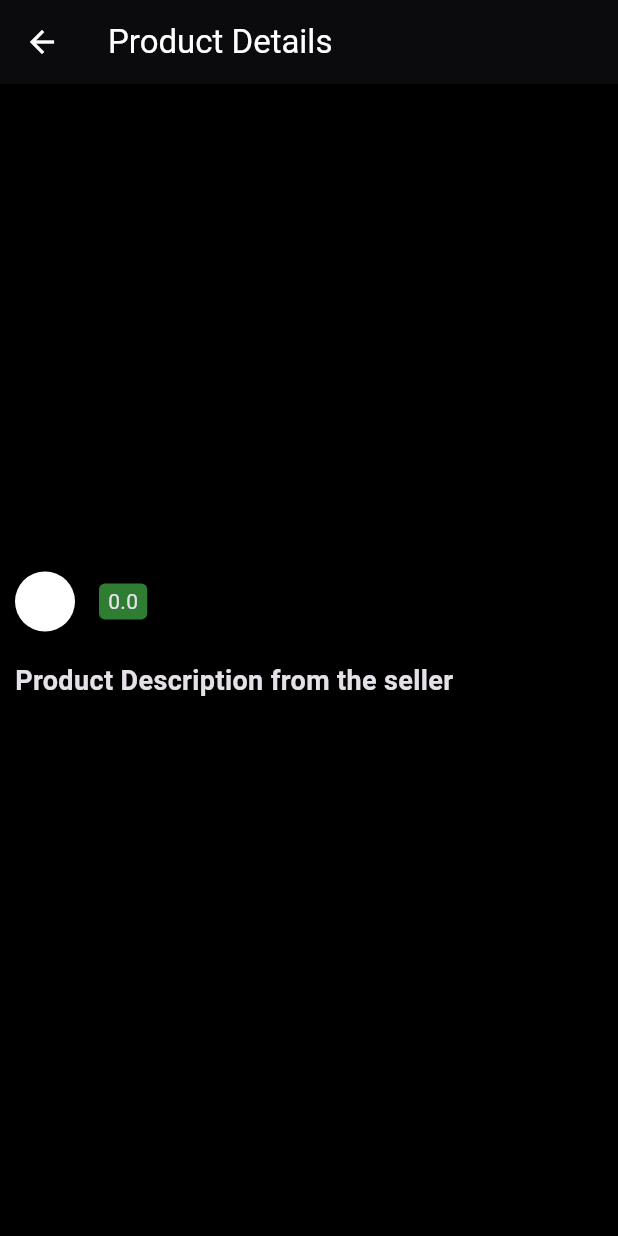
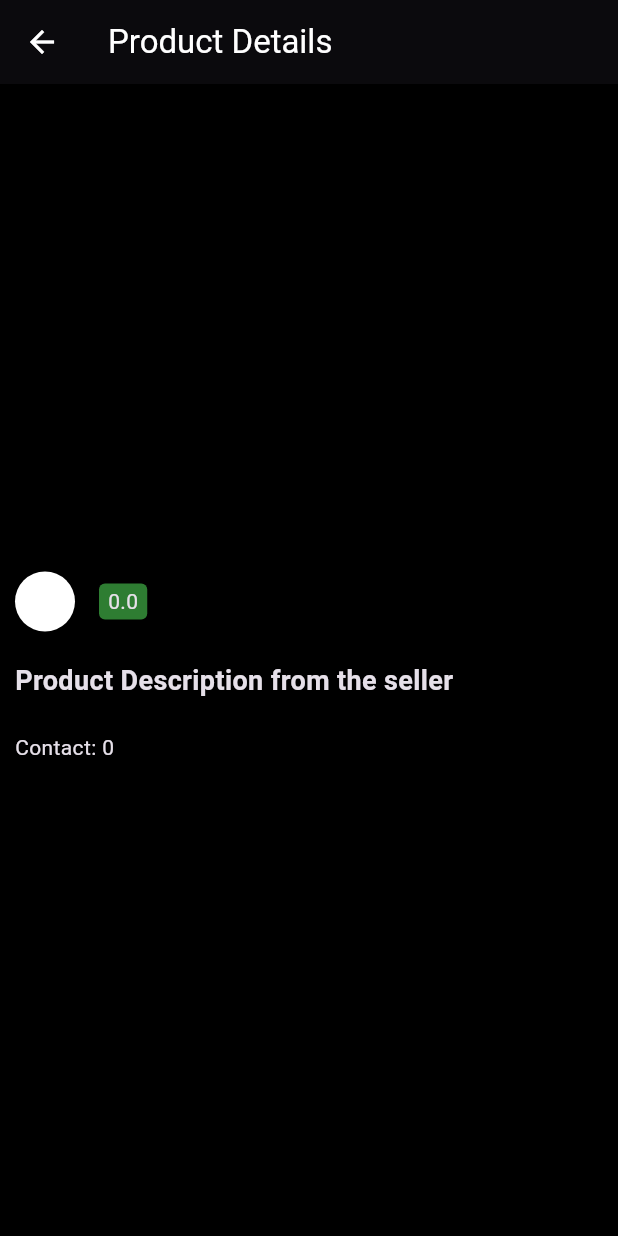
Before and after one commit to sabzdotpy/UniTrade-App, a Flutter app: the ProductPage screen opened directly with empty values, on a phone screen of 412 x 824 dp. Run offline on Flutter 3.47's test engine with Material 3 defaults, Android fonts, the phone set to English and light mode, and no system bars; drawn by our look-alikes of flutter_image_slideshow; our stand-ins replace cached_network_image, dropdown_button2, firebase_auth, firebase_core, flutter_dotenv, google_sign_in and 5 more; missing offline and left inert: dart:ffi; accounts and stored records are empty; network calls fail.

```diff
--- a/lib/pages/buy_page.dart
+++ b/lib/pages/buy_page.dart
@@ -66,6 +66,7 @@ class _BuyPageState extends State<BuyPage> {
               description: product['description'] ?? "TEST Desciprtion",
               category: product['category'] ?? "IOT Components",
               price: product['price'] ?? 6969,
+              contact: product['contact'],
               postedAt: product['postedAt'] ?? "69 hours ago",
               rating: product['rating'] ?? 4.0,
               productImages: product['productImages'] ?? "https://www.google.com",
@@ -663,6 +664,7 @@ class BuyPageProduct {
   final List<dynamic> productImages;
   final num rating; // supports both int and double, will be coerced to double during init.
   final num price;
+  final String contact;
   final String posterName;
   final String postedAt;
   final String id;
@@ -674,8 +676,9 @@ class BuyPageProduct {
     required this.price,
     required this.postedAt,
     required num rating,
+    required num contact,
     required this.posterName,
     required this.productImages,
     required this.id,
-  }) : rating = rating.toDouble();
+  }) : rating = rating.toDouble(), contact = contact.toString();
 }
--- a/lib/pages/product_page.dart
+++ b/lib/pages/product_page.dart
@@ -97,6 +97,9 @@ class _ProductPageState extends State<ProductPage> {
                                   children: [
                                     const Text("Product Description from the seller", style: TextStyle(fontWeight: FontWeight.bold, fontSize: 18),),
                                     Text(widget.product.description, style: TextStyle(color: Color.fromRGBO(255, 255, 255, .8)),),
+                                    Text(
+                                      "Contact: ${widget.product.contact}"
+                                    )
                                   ],
                                 ),
                               ),
--- a/lib/pages/profile_page.dart
+++ b/lib/pages/profile_page.dart
@@ -53,6 +53,7 @@ class _ProfilePageState extends State<ProfilePage> {
             description: product['description'],
             category: product['category'],
             price: product['price'],
+            contact: product['contact'],
             postedAt: product['postedAt'],
             rating: product['rating'],
             productImages: product['productImages'],
--- a/lib/utils/fetch.dart
+++ b/lib/utils/fetch.dart
@@ -59,6 +59,7 @@ Future< Map<String, dynamic>> postProduct(
   String title,
   String description,
   num price,
+  String contact,
   String category,
   String posterEmail,
   List<XFile> productImages
@@ -79,6 +80,7 @@ Future< Map<String, dynamic>> postProduct(
       'title': title,
       'description': description,
       'price': price.toString(),
+      'contact': contact,
       'category': category,
       'posterEmail': posterEmail,
       'productImages': imageURLs,
@@ -97,7 +99,8 @@ Future< Map<String, dynamic>> postProduct(
     if (response.statusCode == 200) {
       print('Product posted successfully!');
       print(response.body);
-      return { "message": "Post added successfully!" };
+      return { "message": "Post added successfully!", "product":  json.decode(response.body)['product'] };
+
 
     } else {
       print('Failed to post product. Status code: ${response.statusCode}');
```
Also changed, not shown: lib/pages/sell_page.dart (+83 -18 lines).
